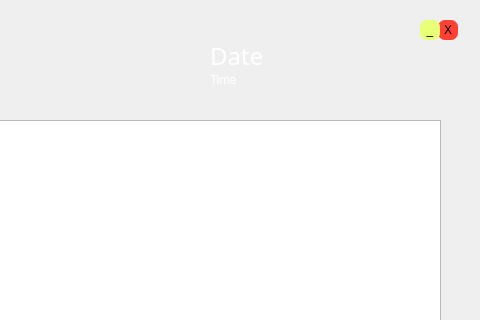
Before: the Qt Designer form TimeWiseGUI/timewisegui.ui in terencelimzhengwei/cs2103jan2014-t17-3c, drawn with Qt 5; both pictures show x 120 to 600 and y 0 to 320 of the 600 by 708 pixel window.
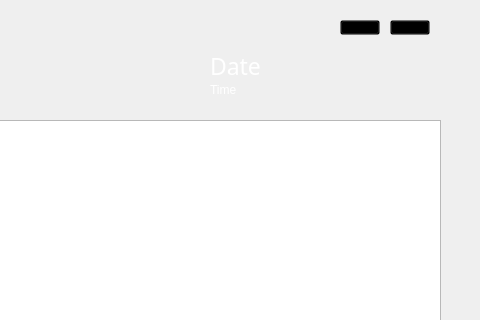
After: the same form once the commit is applied. Icons and pictures are not drawn.

Commit message: [V0.4] Did minor changes to background design, including changing of TimeWise logo.

```diff
--- a/TimeWiseGUI/timewisegui.ui
+++ b/TimeWiseGUI/timewisegui.ui
@@ -79,7 +79,7 @@
     <property name="geometry">
      <rect>
       <x>330</x>
-      <y>40</y>
+      <y>50</y>
       <width>211</width>
       <height>31</height>
      </rect>
@@ -178,7 +178,7 @@
     <property name="font">
      <font>
       <family>Electronic Highway Sign</family>
-      <pointsize>18</pointsize>
+      <pointsize>17</pointsize>
       <weight>9</weight>
       <italic>false</italic>
       <bold>false</bold>
@@ -196,7 +196,7 @@
     <property name="geometry">
      <rect>
       <x>330</x>
-      <y>70</y>
+      <y>80</y>
       <width>141</width>
       <height>20</height>
      </rect>
@@ -212,61 +212,61 @@
    <widget class="QPushButton" name="pushButton_minimize">
     <property name="geometry">
      <rect>
-      <x>540</x>
+      <x>460</x>
       <y>20</y>
-      <width>20</width>
-      <height>20</height>
+      <width>40</width>
+      <height>15</height>
      </rect>
     </property>
     <property name="minimumSize">
      <size>
-      <width>20</width>
-      <height>20</height>
+      <width>40</width>
+      <height>15</height>
      </size>
     </property>
     <property name="maximumSize">
      <size>
-      <width>20</width>
-      <height>20</height>
+      <width>40</width>
+      <height>15</height>
      </size>
     </property>
     <property name="styleSheet">
-     <string notr="true">font: 75 6pt &quot;Impact&quot;;
-background-color: rgb(233, 255, 120);
-border-radius: 7px;</string>
+     <string notr="true">
+background-color: transparent
+</string>
     </property>
     <property name="text">
-     <string>_</string>
+     <string/>
     </property>
    </widget>
    <widget class="QPushButton" name="pushButton_close">
     <property name="geometry">
      <rect>
-      <x>558</x>
+      <x>510</x>
       <y>20</y>
-      <width>20</width>
-      <height>20</height>
+      <width>40</width>
+      <height>15</height>
      </rect>
     </property>
     <property name="minimumSize">
      <size>
-      <width>20</width>
-      <height>20</height>
+      <width>40</width>
+      <height>15</height>
      </size>
     </property>
     <property name="maximumSize">
      <size>
-      <width>20</width>
-      <height>20</height>
+      <width>40</width>
+      <height>15</height>
      </size>
     </property>
     <property name="styleSheet">
-     <string notr="true">font: 75 11pt &quot;MS Shell Dlg 2&quot;;
-background-color: rgb(255, 65, 52);
-border-radius: 7px;</string>
+     <string notr="true">
+background-color: transparent
+</string>
     </property>
     <property name="text">
-     <string>X</string>
+     <string/>
     </property>
    </widget>
    <widget class="QLabel" name="label_title">
```
Left out of the diff: 2 changed lines with no effect on the pictures. The commit also changes 6 other files.
